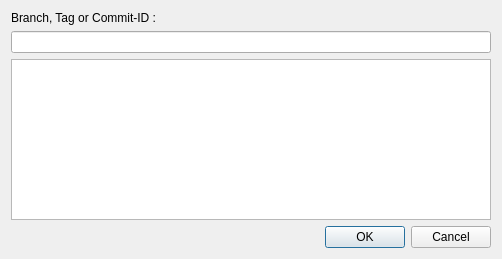
soramimi/Guitar, file src/JumpDialog.ui: the form before one commit.
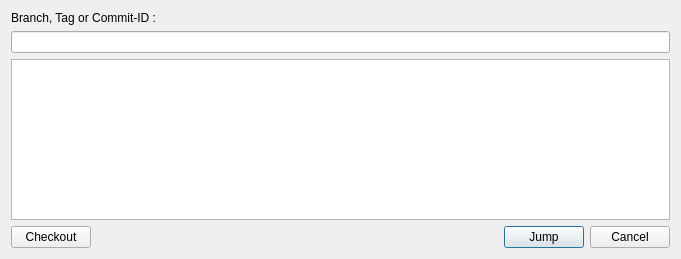
The form after the commit.

Commit message: Enhance JumpDialog to show date and message columns from commit records

```diff
--- a/src/JumpDialog.ui
+++ b/src/JumpDialog.ui
@@ -6,7 +6,7 @@
    <rect>
     <x>0</x>
     <y>0</y>
-    <width>502</width>
+    <width>681</width>
     <height>259</height>
    </rect>
   </property>
@@ -52,6 +52,13 @@
    </item>
    <item>
     <layout class="QHBoxLayout" name="horizontalLayout">
+     <item>
+      <widget class="QPushButton" name="pushButton_checkout">
+       <property name="text">
+        <string>Checkout</string>
+       </property>
+      </widget>
+     </item>
      <item>
       <spacer name="horizontalSpacer">
        <property name="orientation">
@@ -68,7 +75,7 @@
      <item>
       <widget class="QPushButton" name="pushButton">
        <property name="text">
-        <string>OK</string>
+        <string>Jump</string>
        </property>
        <property name="default">
         <bool>true</bool>
```
Left out of the diff: 8 changed lines with no effect on the pictures. The commit also changes 5 other files.
